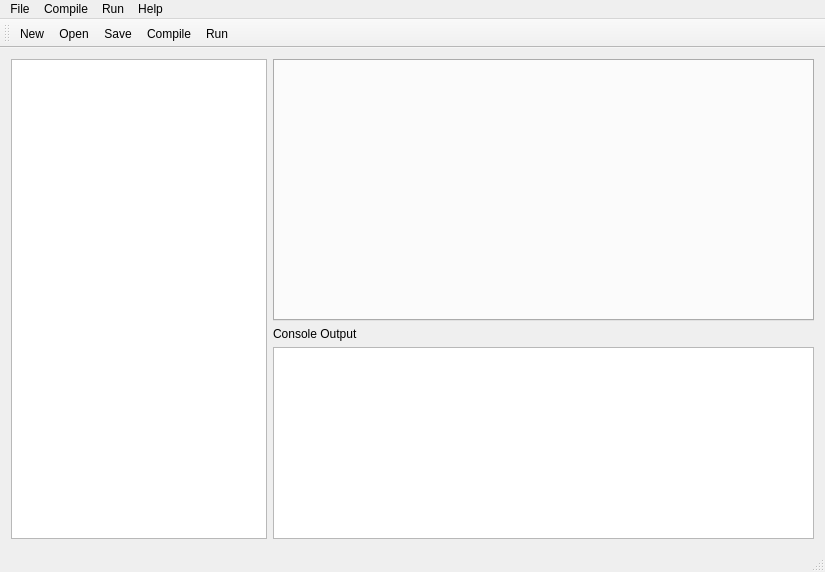
The window that mainwindow.ui (RunheZH/SCAPES) describes before a commit, drawn with Qt 5.
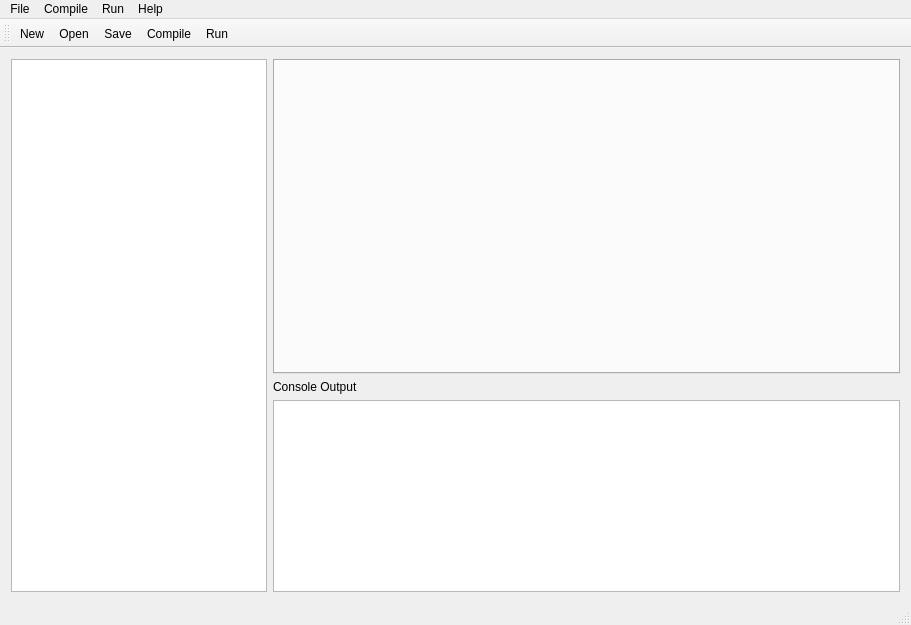
The same window after the commit.

Commit message: interface - compile control can call compile control class correctly now

The edit to the form file:
```diff
--- a/mainwindow.ui
+++ b/mainwindow.ui
@@ -6,8 +6,8 @@
    <rect>
     <x>0</x>
     <y>0</y>
-    <width>825</width>
-    <height>572</height>
+    <width>911</width>
+    <height>625</height>
    </rect>
   </property>
   <property name="windowTitle">
@@ -86,7 +86,7 @@
     <rect>
      <x>0</x>
      <y>0</y>
-     <width>825</width>
+     <width>911</width>
      <height>22</height>
     </rect>
    </property>
```
The commit also changes 2 other files.
